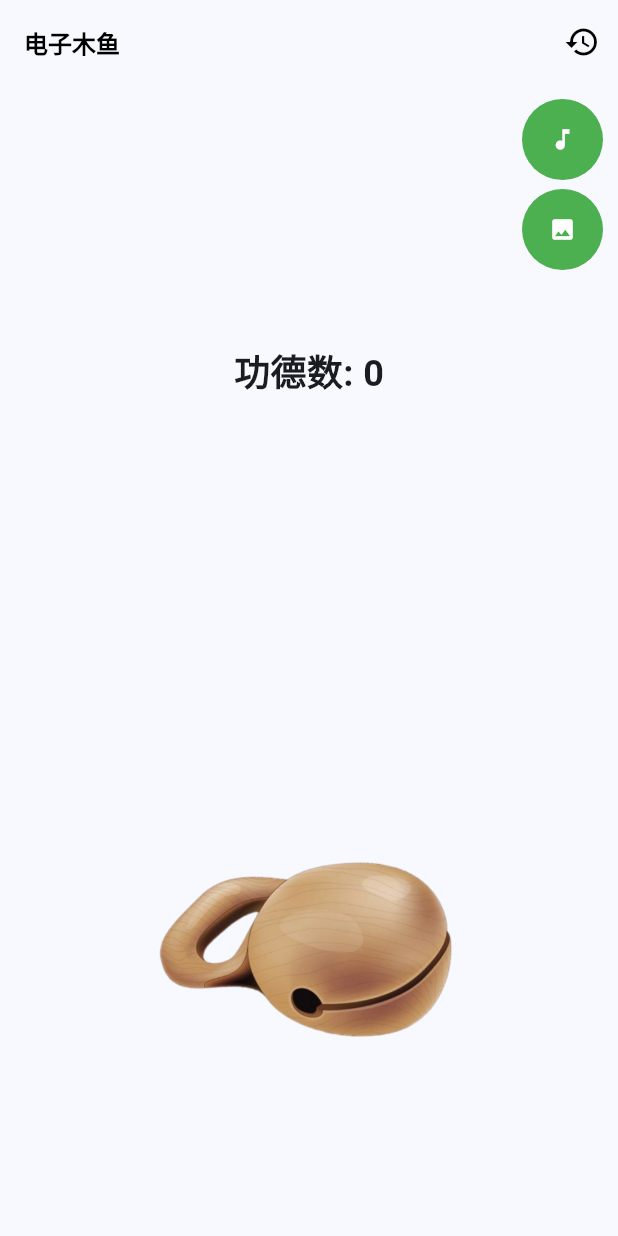
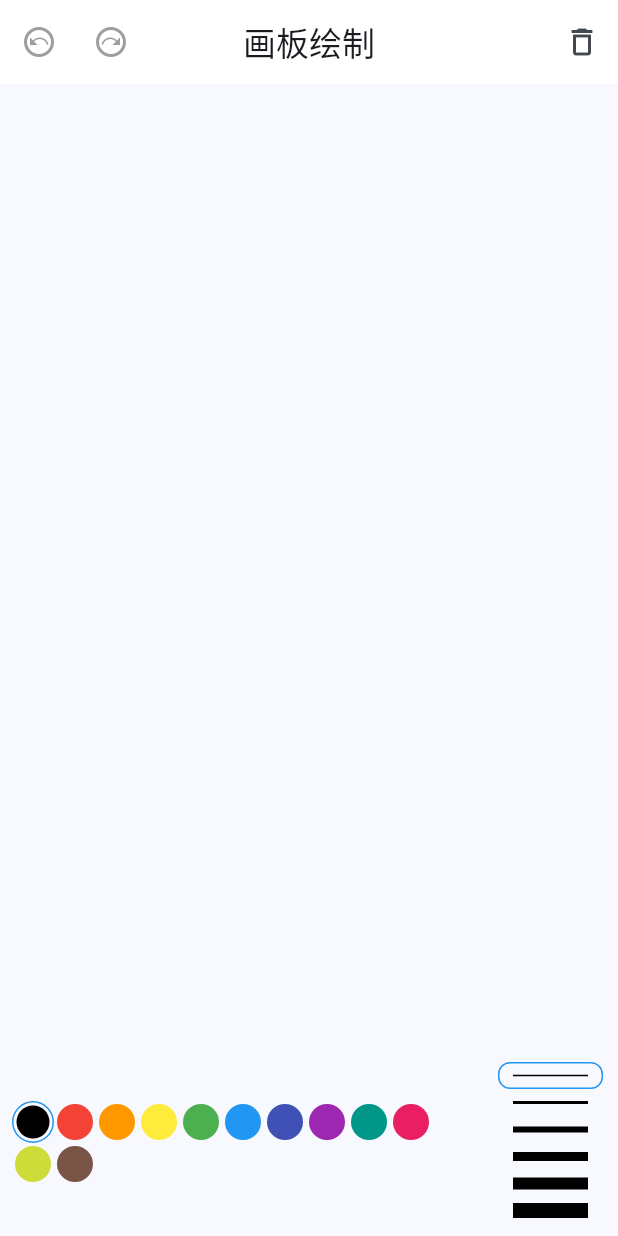
Before and after one commit to RSL45/flutter_practice, a Flutter app: the screen it shows after launch, on a phone screen of 412 x 824 dp. Run offline on Flutter 3.47's test engine with Material 3 defaults, Android fonts, the phone set to English and light mode, and no system bars; our stand-ins replace fluttertoast; missing offline and left inert: flame_audio; generated files the repository leaves out were written again.

Commit message:
faet : add white boardpage

```diff
--- a/lib/main.dart
+++ b/lib/main.dart
@@ -2,6 +2,7 @@
 import 'package:flutter/services.dart';
 import 'package:flutter_gen/gen_l10n/app_localizations.dart';
 import 'package:flutter_practice/pages/muyu/muyu_page.dart';
+import 'package:flutter_practice/pages/whiteBoard/white_board_page.dart';
 
 void main() {
   runApp(const MyApp());
@@ -27,7 +28,7 @@
         colorScheme: ColorScheme.fromSeed(seedColor: Colors.blue),
         useMaterial3: true,
       ),
-      home: const MuYuPage(),
+      home: const WhiteBoardPage(),
     );
   }
 }
--- /dev/null
+++ b/lib/pages/whiteBoard/models/white_board_line.dart
@@ -0,0 +1,13 @@
+import 'package:flutter/material.dart';
+
+class WhiteBoardLine {
+  List<Offset> points;
+  Color color;
+  double strokeWidth;
+
+  WhiteBoardLine({
+    required this.points,
+    this.color = Colors.black,
+    this.strokeWidth = 1,
+  });
+}
--- /dev/null
+++ b/lib/pages/whiteBoard/white_board_page.dart
@@ -0,0 +1,148 @@
+import 'package:flutter/material.dart';
+import 'package:flutter_practice/pages/whiteBoard/widgets/stroke_width_selector.dart';
+import 'package:flutter_practice/pages/whiteBoard/widgets/white_board_confirm_dialog.dart';
+import 'package:flutter_practice/pages/whiteBoard/widgets/white_board_painter.dart';
+
+import 'models/white_board_line.dart';
+import 'widgets/color_selector.dart';
+import 'widgets/white_board_appbar.dart';
+
+class WhiteBoardPage extends StatefulWidget {
+  const WhiteBoardPage({super.key});
+
+  @override
+  State<WhiteBoardPage> createState() => _WhiteBoardPageState();
+}
+
+class _WhiteBoardPageState extends State<WhiteBoardPage> {
+  List<WhiteBoardLine> _lines = [];
+  List<WhiteBoardLine> _historyLines = [];
+
+  int _activeColorIndex = 0;
+  int _activeStrokeWidthIndex = 0;
+
+  final List<Color> supportColors = [
+    Colors.black,
+    Colors.red,
+    Colors.orange,
+    Colors.yellow,
+    Colors.green,
+    Colors.blue,
+    Colors.indigo,
+    Colors.purple,
+    Colors.teal,
+    Colors.pink,
+    Colors.lime,
+    Colors.brown
+  ];
+
+  final List<double> supportStrokeWidths = [1, 2, 4, 6, 8, 10];
+
+  @override
+  Widget build(BuildContext context) {
+    return Scaffold(
+      appBar: WhiteBoardAppBar(
+        onClear: _showClearDialog,
+        onBack: _lines.isEmpty ? null : _back,
+        onRevocation: _historyLines.isEmpty ? null : _revocation,
+      ),
+      body: Stack(
+        children: [
+          GestureDetector(
+            onPanStart: _onPanStart,
+            onPanUpdate: _onPanUpdate,
+            child: CustomPaint(
+              painter: WhiteBoardPainter(lines: _lines),
+              child: ConstrainedBox(constraints: const BoxConstraints.expand()),
+            ),
+          ),
+          Positioned(
+            bottom: 0,
+            width: MediaQuery.of(context).size.width,
+            child: Row(
+              children: [
+                Expanded(
+                  child: ColorSelector(
+                    supportColors: supportColors,
+                    activeIndex: _activeColorIndex,
+                    onSelect: _onSelectColor,
+                  ),
+                ),
+                StrokeWidthSelector(
+                  supportStrokeWidths: supportStrokeWidths,
+                  color: supportColors[_activeColorIndex],
+                  activeIndex: _activeStrokeWidthIndex,
+                  onSelect: _onSelectStrokeWidth,
+                ),
+              ],
+            ),
+          ),
+        ],
+      ),
+    );
+  }
+
+  void _onPanStart(DragStartDetails details) {
+    _lines.add(WhiteBoardLine(
+        points: [details.localPosition],
+        color: supportColors[_activeColorIndex],
+        strokeWidth: supportStrokeWidths[_activeStrokeWidthIndex]));
+  }
+
+  void _onPanUpdate(DragUpdateDetails details) {
+    print('===onPanUpdate-details:${details.localPosition}===');
+    Offset point = details.localPosition;
+    double distance = (_lines.last.points.last - point).distance;
+    print('===onPanUpdate-distance:$distance===');
+    if (distance > 5) {
+      _lines.last.points.add(details.localPosition);
+      setState(() {});
+    }
+  }
+
+  void _showClearDialog() {
+    String msg = "您的当前操作会清空绘制内容，是否确定删除!";
+    showDialog(
+        context: context,
+        builder: (ctx) => WhiteBoardConfirmDialog(
+              title: '清空提示',
+              conformText: '确定',
+              msg: msg,
+              onConform: _clear,
+            ));
+  }
+
+  void _clear() {
+    _lines.clear();
+    Navigator.of(context).pop();
+    setState(() {});
+  }
+
+  void _back() {
+    WhiteBoardLine lastLine = _lines.removeLast();
+    _historyLines.add(lastLine);
+    setState(() {});
+  }
+
+  void _revocation() {
+    WhiteBoardLine lastLine = _historyLines.removeLast();
+    _lines.add(lastLine);
+    setState(() {});
+  }
+
+  void _onSelectColor(int index) {
+    if (index != _activeColorIndex) {
+      setState(() {
+        _activeColorIndex = index;
+      });
+    }
+  }
+
+  void _onSelectStrokeWidth(int index) {
+    if (index != _activeStrokeWidthIndex) {
+      setState(() {
+        _activeStrokeWidthIndex = index;
+      });
+    }
+  }
+}
--- /dev/null
+++ b/lib/pages/whiteBoard/widgets/back_up_buttons.dart
@@ -0,0 +1,39 @@
+import 'package:flutter/material.dart';
+
+class BackUpButtons extends StatelessWidget {
+  final VoidCallback? onBack;
+  final VoidCallback? onRevocation;
+
+  const BackUpButtons(
+      {Key? key, required this.onBack, required this.onRevocation})
+      : super(key: key);
+
+  @override
+  Widget build(BuildContext context) {
+    const BoxConstraints boxConstraints =
+        BoxConstraints(minWidth: 32, minHeight: 32);
+    Color backColor = onBack == null ? Colors.grey : Colors.black;
+    Color revocationColor = onRevocation == null ? Colors.grey : Colors.black;
+    return Center(
+      child: Wrap(
+        children: [
+          Transform.scale(
+            scaleX: -1,
+            child: IconButton(
+              onPressed: onBack,
+              icon: Icon(Icons.next_plan_outlined, color: backColor),
+              splashRadius: 20,
+              constraints: boxConstraints,
+            ),
+          ),
+          IconButton(
+            onPressed: onRevocation,
+            icon: Icon(Icons.next_plan_outlined, color: revocationColor),
+            splashRadius: 20,
+            constraints: boxConstraints,
+          ),
+        ],
+      ),
+    );
+  }
+}
--- /dev/null
+++ b/lib/pages/whiteBoard/widgets/color_selector.dart
@@ -0,0 +1,47 @@
+import 'package:flutter/material.dart';
+
+class ColorSelector extends StatelessWidget {
+  final List<Color> supportColors;
+  final int activeIndex;
+  final ValueChanged<int> onSelect;
+
+  const ColorSelector({
+    Key? key,
+    required this.supportColors,
+    required this.activeIndex,
+    required this.onSelect,
+  }) : super(key: key);
+
+  @override
+  Widget build(BuildContext context) {
+    return Padding(
+      padding: const EdgeInsets.symmetric(horizontal: 8, vertical: 8),
+      child: Wrap(
+        children: List.generate(supportColors.length, _buildByIndex),
+      ),
+    );
+  }
+
+  Widget _buildByIndex(int index) {
+    bool isSelect = index == activeIndex;
+    return GestureDetector(
+      onTap: () => onSelect(index),
+      child: Container(
+        padding: EdgeInsets.all(2),
+        width: 28,
+        height: 28,
+        alignment: Alignment.center,
+        decoration: BoxDecoration(
+          shape: BoxShape.circle,
+          border: isSelect ? Border.all(color: Colors.blue) : null,
+        ),
+        child: Container(
+          decoration: BoxDecoration(
+            shape: BoxShape.circle,
+            color: supportColors[index],
+          ),
+        ),
+      ),
+    );
+  }
+}
--- /dev/null
+++ b/lib/pages/whiteBoard/widgets/stroke_width_selector.dart
@@ -0,0 +1,52 @@
+import 'package:flutter/material.dart';
+
+class StrokeWidthSelector extends StatelessWidget {
+  final List<double> supportStrokeWidths;
+  final int activeIndex;
+  final Color color;
+  final ValueChanged<int> onSelect;
+
+  const StrokeWidthSelector({
+    Key? key,
+    required this.supportStrokeWidths,
+    required this.color,
+    required this.activeIndex,
+    required this.onSelect,
+  }) : super(key: key);
+
+  @override
+  Widget build(BuildContext context) {
+    return Padding(
+      padding: EdgeInsets.symmetric(horizontal: 8, vertical: 8),
+      child: Column(
+        crossAxisAlignment: CrossAxisAlignment.end,
+        children: List.generate(
+          supportStrokeWidths.length,
+          _buildByIndex,
+        ),
+      ),
+    );
+  }
+
+  Widget _buildByIndex(int index) {
+    bool isSelect = index == activeIndex;
+    return GestureDetector(
+      onTap: () => onSelect(index),
+      child: Container(
+        margin: const EdgeInsets.symmetric(horizontal: 2),
+        width: 70,
+        height: 18,
+        alignment: Alignment.center,
+        decoration: BoxDecoration(
+          borderRadius: BorderRadius.circular(8),
+          border: isSelect ? Border.all(color: Colors.blue) : null,
+        ),
+        child: Container(
+          width: 50,
+          color: color,
+          height: supportStrokeWidths[index],
+        ),
+      ),
+    );
+  }
+}
--- /dev/null
+++ b/lib/pages/whiteBoard/widgets/white_board_appbar.dart
@@ -0,0 +1,36 @@
+import 'package:flutter/material.dart';
+import 'package:flutter_practice/pages/whiteBoard/widgets/back_up_buttons.dart';
+
+class WhiteBoardAppBar extends StatelessWidget implements PreferredSizeWidget {
+  final VoidCallback? onBack;
+  final VoidCallback? onRevocation;
+  final VoidCallback onClear;
+
+  const WhiteBoardAppBar({
+    Key? key,
+    required this.onBack,
+    required this.onRevocation,
+    required this.onClear,
+  }) : super(key: key);
+
+  @override
+  Widget build(BuildContext context) {
+    return AppBar(
+      backgroundColor: Colors.white,
+      leadingWidth: 100,
+      leading: BackUpButtons(
+        onBack: onBack,
+        onRevocation: onRevocation,
+      ),
+      centerTitle: true,
+      title: Text("画板绘制"),
+      actions: [
+        IconButton(
+            onPressed: onClear, icon: Icon(Icons.delete_outline_outlined))
+      ],
+    );
+  }
+
+  @override
+  Size get preferredSize => const Size.fromHeight(kToolbarHeight);
+}
--- /dev/null
+++ b/lib/pages/whiteBoard/widgets/white_board_painter.dart
@@ -0,0 +1,32 @@
+import 'dart:ui';
+
+import 'package:flutter/material.dart';
+
+import '../models/white_board_line.dart';
+
+class WhiteBoardPainter extends CustomPainter {
+  late Paint _paint;
+  final List<WhiteBoardLine> lines;
+
+  WhiteBoardPainter({Key? key, required this.lines}) {
+    _paint = Paint()
+      ..style = PaintingStyle.stroke
+      ..strokeCap = StrokeCap.round;
+  }
+
+  @override
+  void paint(Canvas canvas, Size size) {
+    for (int i = 0; i < lines.length; i++) {
+      drawLine(canvas, lines[i]);
+    }
+  }
+
+  void drawLine(Canvas canvas, WhiteBoardLine line) {
+    _paint.color = line.color;
+    _paint.strokeWidth = line.strokeWidth;
+    canvas.drawPoints(PointMode.polygon, line.points, _paint);
+  }
+
+  @override
+  bool shouldRepaint(covariant CustomPainter oldDelegate) => true;
+}
```
Also changed, not shown: lib/pages/whiteBoard/widgets/white_board_confirm_dialog.dart (added, +97 -0 lines).
